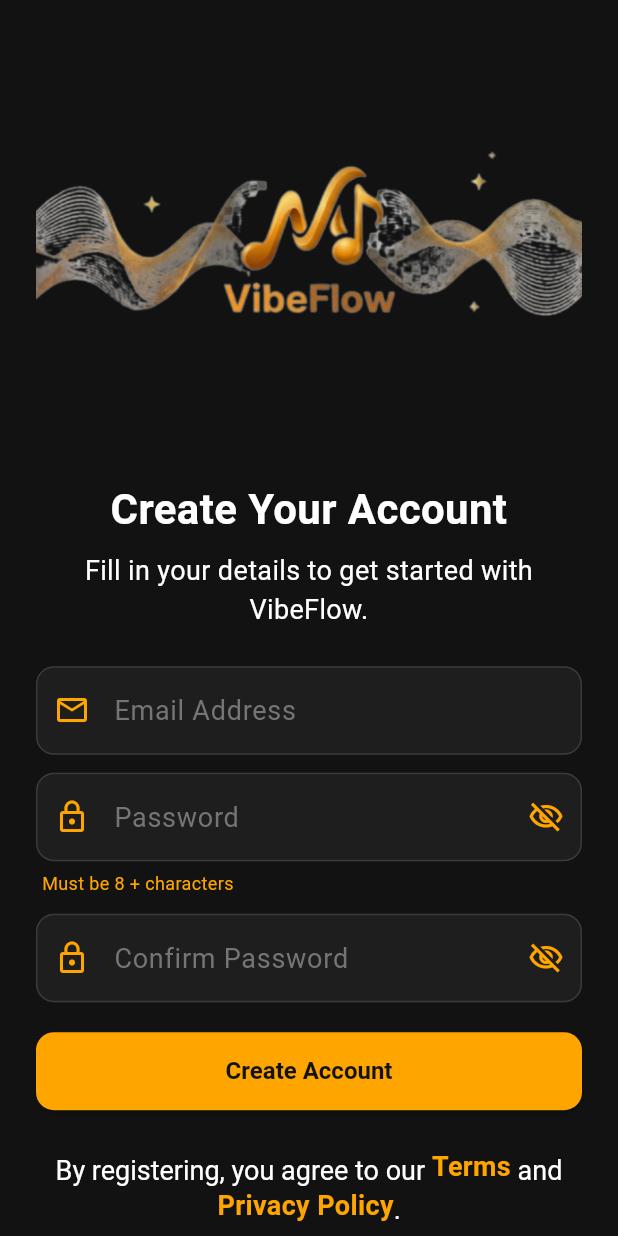
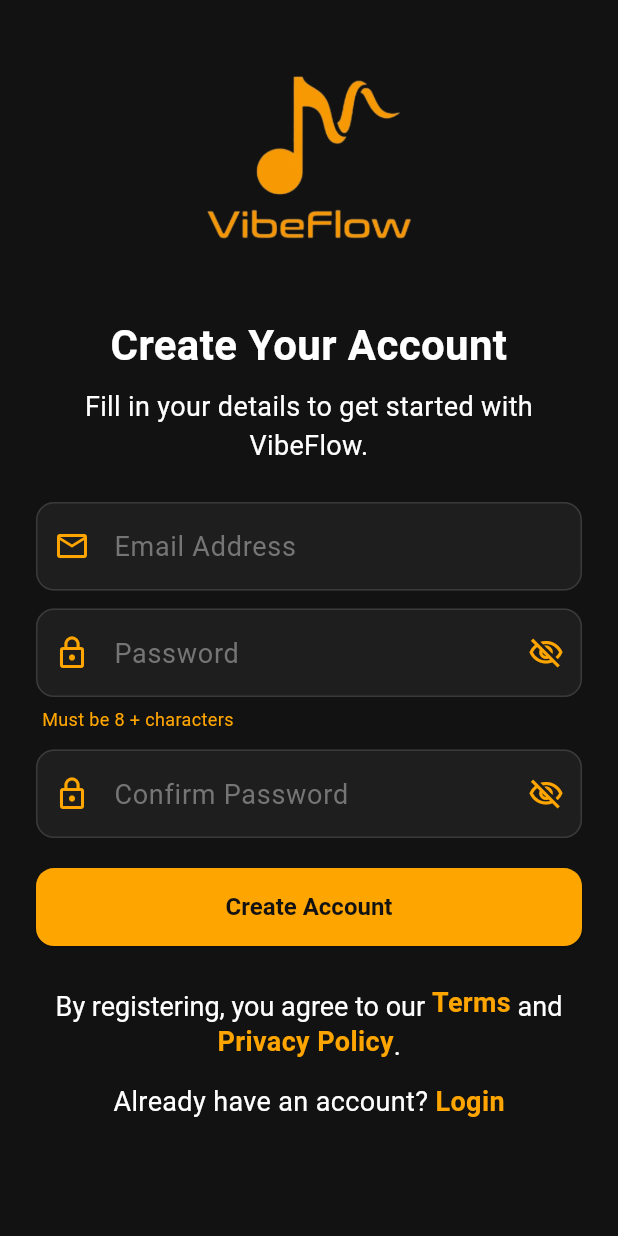
Before and after one commit to Do-Davin/music_app_frontend, a Flutter app: the LoginScreen screen opened directly, after a tap on "Create account", on a phone screen of 412 x 824 dp. Run offline on Flutter 3.47's test engine with Material 3 defaults, Android fonts, the phone set to English and light mode, and no system bars; our stand-ins replace flutter_riverpod, google_fonts, graphql_flutter, shared_preferences; accounts and stored records are empty; Roboto replaces fonts that are missing (Oxygen).

Commit message:
feature/010-Logo-modification

```diff
--- a/lib/features/auth/screens/login/login_screen.dart
+++ b/lib/features/auth/screens/login/login_screen.dart
@@ -63,19 +63,15 @@
               key: _formKey,
               child: Column(
                 children: [
-                const SizedBox(height: 10),
-
                   const AuthLogo(),
-
-                const SizedBox(height: 20),
 
                   Text(
                     'Start your music journey',
-                  style: AppTextStyles.header,
+                    style: AppTextStyles.subtitle,
                     textAlign: TextAlign.center,
                   ),
 
-                const SizedBox(height: 50),
+                  const SizedBox(height: 20),
 
                   Text('Sign in to continue', style: AppTextStyles.body),
 
--- a/lib/features/auth/screens/register/register_screen.dart
+++ b/lib/features/auth/screens/register/register_screen.dart
@@ -68,11 +68,7 @@
               child: Column(
                 crossAxisAlignment: CrossAxisAlignment.center,
                 children: [
-                SizedBox(height: sectionGap),
-
-                const AuthLogo(),
-
-                SizedBox(height: sectionGap),
+                  const AuthLogo(height: 210),
 
                   _buildHeadlineSection(),
 
@@ -97,7 +93,6 @@
       ),
     );
   }
-
 
   Widget _buildHeadlineSection() {
     return Column(
--- a/lib/shared/widgets/auth_logo.dart
+++ b/lib/shared/widgets/auth_logo.dart
@@ -1,13 +1,15 @@
 import 'package:flutter/material.dart';
 
 class AuthLogo extends StatelessWidget {
-  const AuthLogo({super.key});
+  final double? height;
+
+  const AuthLogo({super.key, this.height});
 
   @override
   Widget build(BuildContext context) {
     return Image.asset(
       'assets/images/Logo.png',
-      height: 270,
+      height: height ?? 240, // default = 240
     );
   }
 }
```
Also changed, not shown: assets/images/Logo.png, assets/images/Logooo.png (added). Lines whose indentation alone changed are shown as unchanged.
